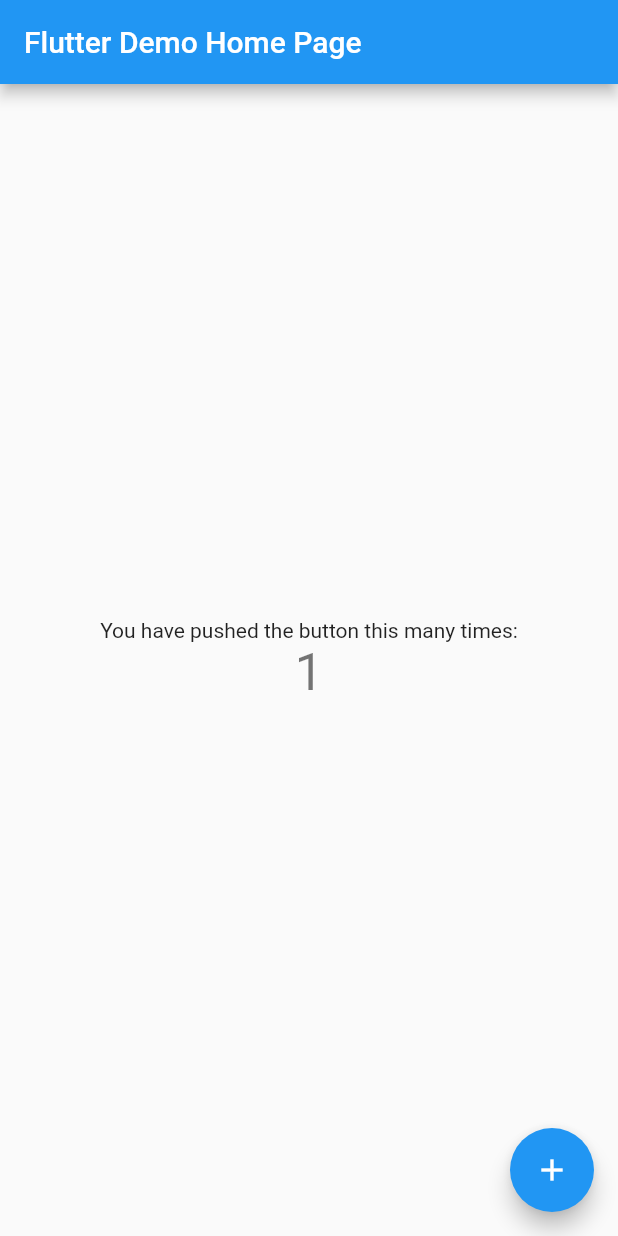
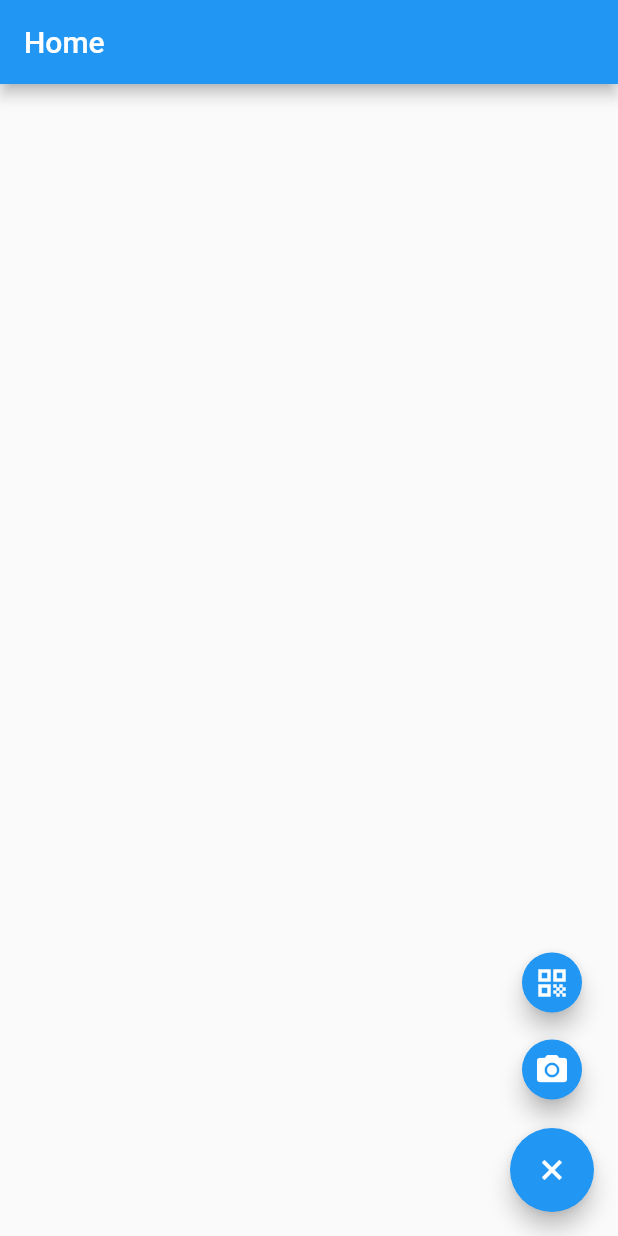
Before and after one commit to rodriigovieira/qrcode-client, a Flutter app: the screen it shows after launch, after a tap on the "add" icon, on a phone screen of 412 x 824 dp. Run offline on Flutter 3.47's test engine with Material 2 defaults, Android fonts, the phone set to English and light mode, and no system bars.

Commit message:
creating homepage ui

```diff
--- a/lib/main.dart
+++ b/lib/main.dart
@@ -1,113 +1,136 @@
 import 'package:flutter/material.dart';
+import 'dart:math' as math;
 
 void main() {
-  runApp(MyApp());
+  runApp(QRCodeApp());
 }
 
-class MyApp extends StatelessWidget {
-  // This widget is the root of your application.
+class QRCodeApp extends StatelessWidget {
   @override
   Widget build(BuildContext context) {
     return MaterialApp(
-      title: 'Flutter Demo',
-      theme: ThemeData(
-        // This is the theme of your application.
-        //
-        // Try running your application with "flutter run". You'll see the
-        // application has a blue toolbar. Then, without quitting the app, try
-        // changing the primarySwatch below to Colors.green and then invoke
-        // "hot reload" (press "r" in the console where you ran "flutter run",
-        // or simply save your changes to "hot reload" in a Flutter IDE).
-        // Notice that the counter didn't reset back to zero; the application
-        // is not restarted.
-        primarySwatch: Colors.blue,
-      ),
-      home: MyHomePage(title: 'Flutter Demo Home Page'),
+      debugShowCheckedModeBanner: false,
+      home: MyHomePage(),
     );
   }
 }
 
 class MyHomePage extends StatefulWidget {
-  MyHomePage({Key key, this.title}) : super(key: key);
+  @override
+  State createState() => MyHomePageState();
+}
 
-  // This widget is the home page of your application. It is stateful, meaning
-  // that it has a State object (defined below) that contains fields that affect
-  // how it looks.
+class MyHomePageState extends State<MyHomePage> with TickerProviderStateMixin {
+  Widget build(BuildContext context) {
+    return Scaffold(
+      appBar: AppBar(
+        title: Text('Home'),
+      ),
+      floatingActionButton: SpeedDialButtons(),
+    );
+  }
+}
 
-  // This class is the configuration for the state. It holds the values (in this
-  // case the title) provided by the parent (in this case the App widget) and
-  // used by the build method of the State. Fields in a Widget subclass are
-  // always marked "final".
-
-  final String title;
+class SpeedDialButtons extends StatefulWidget {
+  const SpeedDialButtons({
+    Key key,
+  }) : super(key: key);
 
   @override
-  _MyHomePageState createState() => _MyHomePageState();
+  _SpeedDialButtonsState createState() => _SpeedDialButtonsState();
 }
 
-class _MyHomePageState extends State<MyHomePage> {
-  int _counter = 0;
+class _SpeedDialButtonsState extends State<SpeedDialButtons>
+    with TickerProviderStateMixin {
+  static const List<IconData> icons = const [
+    Icons.qr_code,
+    Icons.camera_alt,
+  ];
 
-  void _incrementCounter() {
-    setState(() {
-      // This call to setState tells the Flutter framework that something has
-      // changed in this State, which causes it to rerun the build method below
-      // so that the display can reflect the updated values. If we changed
-      // _counter without calling setState(), then the build method would not be
-      // called again, and so nothing would appear to happen.
-      _counter++;
-    });
+  AnimationController _controller;
+
+  @override
+  void initState() {
+    _controller = AnimationController(
+      vsync: this,
+      duration: const Duration(milliseconds: 500),
+    );
+
+    super.initState();
+  }
+
+  void handleFABPress() {
+    if (_controller.isDismissed) {
+      _controller.forward();
+    } else {
+      _controller.reverse();
+    }
   }
 
   @override
   Widget build(BuildContext context) {
-    // This method is rerun every time setState is called, for instance as done
-    // by the _incrementCounter method above.
-    //
-    // The Flutter framework has been optimized to make rerunning build methods
-    // fast, so that you can just rebuild anything that needs updating rather
-    // than having to individually change instances of widgets.
-    return Scaffold(
-      appBar: AppBar(
-        // Here we take the value from the MyHomePage object that was created by
-        // the App.build method, and use it to set our appbar title.
-        title: Text(widget.title),
-      ),
-      body: Center(
-        // Center is a layout widget. It takes a single child and positions it
-        // in the middle of the parent.
-        child: Column(
-          // Column is also a layout widget. It takes a list of children and
-          // arranges them vertically. By default, it sizes itself to fit its
-          // children horizontally, and tries to be as tall as its parent.
-          //
-          // Invoke "debug painting" (press "p" in the console, choose the
-          // "Toggle Debug Paint" action from the Flutter Inspector in Android
-          // Studio, or the "Toggle Debug Paint" command in Visual Studio Code)
-          // to see the wireframe for each widget.
-          //
-          // Column has various properties to control how it sizes itself and
-          // how it positions its children. Here we use mainAxisAlignment to
-          // center the children vertically; the main axis here is the vertical
-          // axis because Columns are vertical (the cross axis would be
-          // horizontal).
-          mainAxisAlignment: MainAxisAlignment.center,
-          children: <Widget>[
-            Text(
-              'You have pushed the button this many times:',
+    return Column(
+      mainAxisSize: MainAxisSize.min,
+      children: <Widget>[
+        ...List.generate(icons.length, (int index) {
+          return FABWithAnimation(
+            controller: _controller,
+            icon: icons[index],
+          );
+        }).toList(),
+        Container(
+          margin: EdgeInsets.only(top: 10),
+          child: FloatingActionButton(
+            heroTag: null,
+            child: AnimatedBuilder(
+              animation: _controller,
+              builder: (BuildContext context, Widget child) {
+                return Transform(
+                  transform:
+                      Matrix4.rotationZ(_controller.value * 0.25 * math.pi),
+                  alignment: FractionalOffset.center,
+                  child: Icon(Icons.add, size: 28),
+                );
+              },
             ),
-            Text(
-              '$_counter',
-              style: Theme.of(context).textTheme.headline4,
-            ),
-          ],
+            onPressed: handleFABPress,
+          ),
         ),
-      ),
-      floatingActionButton: FloatingActionButton(
-        onPressed: _incrementCounter,
-        tooltip: 'Increment',
-        child: Icon(Icons.add),
-      ), // This trailing comma makes auto-formatting nicer for build methods.
+      ],
     );
   }
 }
+
+class FABWithAnimation extends StatelessWidget {
+  const FABWithAnimation({
+    Key key,
+    @required this.controller,
+    @required this.icon,
+  }) : super(key: key);
+
+  final AnimationController controller;
+  final IconData icon;
+
+  @override
+  Widget build(BuildContext context) {
+    return Container(
+      margin: EdgeInsets.symmetric(vertical: 5),
+      child: ScaleTransition(
+        scale: CurvedAnimation(
+          parent: controller,
+          curve: Interval(
+            0.0,
+            0.5,
+            curve: Curves.easeOut,
+          ),
+        ),
+        child: FloatingActionButton(
+          heroTag: null,
+          mini: true,
+          child: Icon(icon),
+          onPressed: () {},
+        ),
+      ),
+    );
+  }
+}
```
Also changed, not shown: 4 other files.
